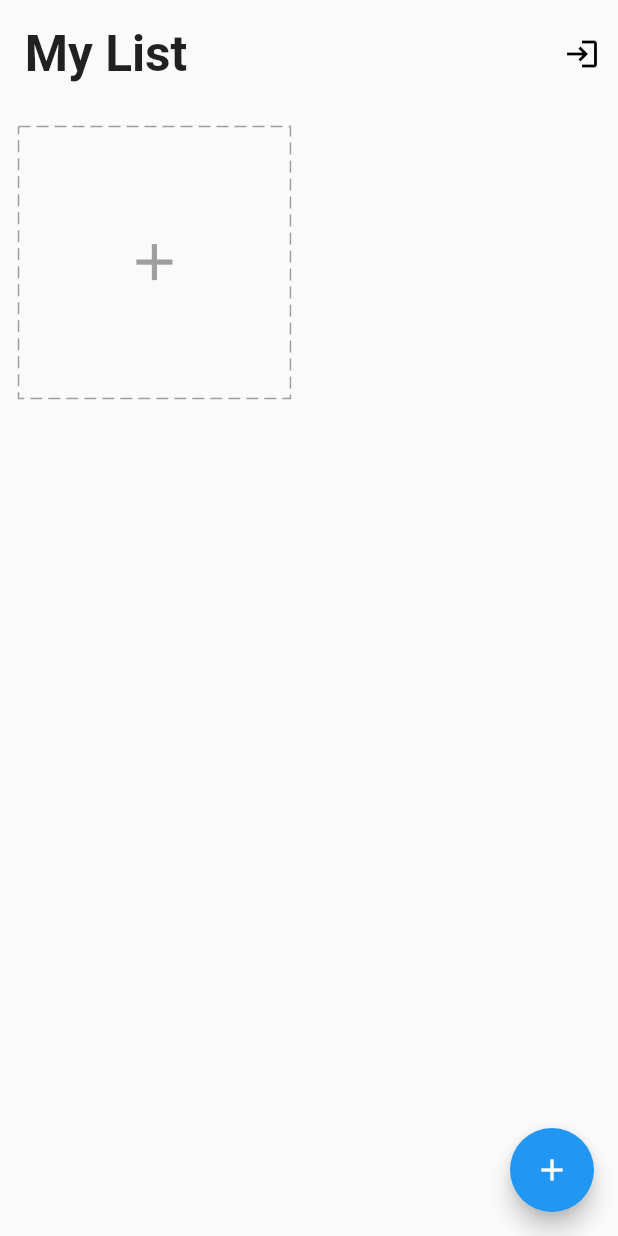
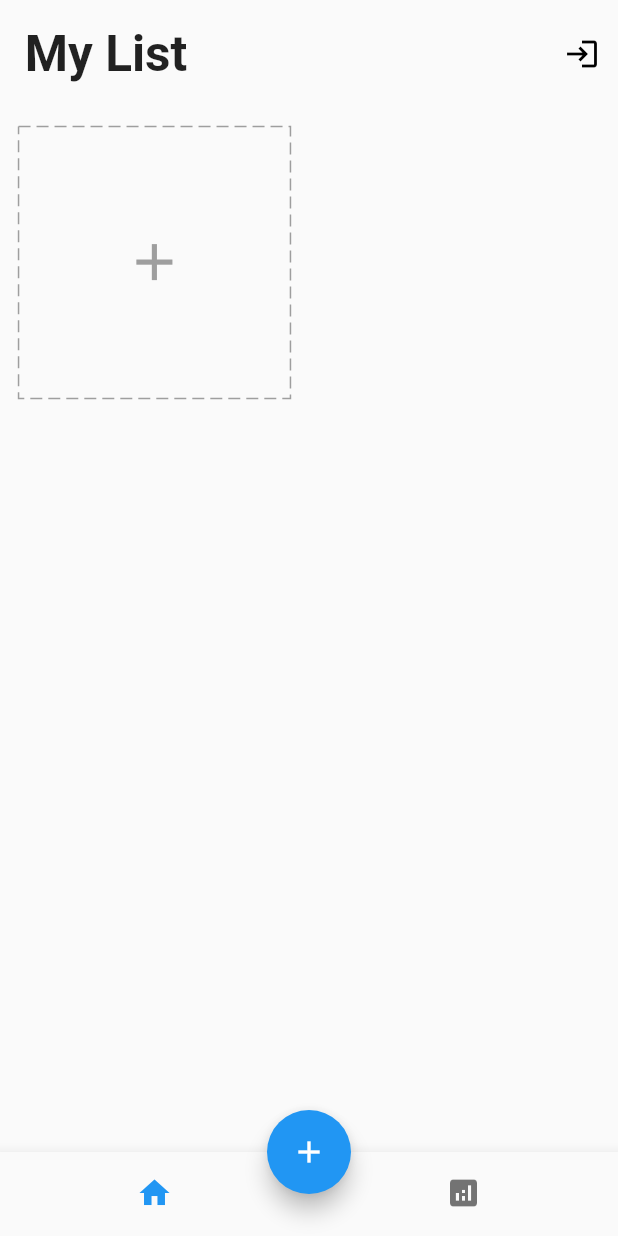
Before and after one commit to SaminYeaser/to_do, a Flutter app: the Home screen opened directly, after a tap on the "login" icon, after a tap on "SKIP", after a tap on "Get Started", on a phone screen of 412 x 824 dp. Run offline on Flutter 3.47's test engine with Material 2 defaults, Android fonts, the phone set to English and light mode, and no system bars; drawn by our look-alikes of dotted_border; our stand-ins replace equatable, flutter_easyloading, get, get_storage, hexcolor, smooth_page_indicator and 1 more; accounts and stored records are empty.

Commit message:
done todo list but not working

```diff
--- a/lib/app/data/models/task.dart
+++ b/lib/app/data/models/task.dart
@@ -2,38 +2,37 @@ import 'package:equatable/equatable.dart';
 import 'package:flutter/cupertino.dart';
 
 class Task extends Equatable{
-  final String? title;
-  final IconData? icon;
-  final Color? color;
-  final List<dynamic>? todos;
+   String? title;
+   IconData? icon;
+   Color? color;
+   List<dynamic>? todos;
 
-  const Task(
-      { this.title,
-       this.icon,
-       this.color, this.todos});
+   Task({ this.title,this.icon,this.color,this.todos});
 
-  Task copyWith(
-          {String? title, IconData? icon, Color? color, List<dynamic>? todos}) =>
-      Task(
+  Task copyWith({
+    String? title,
+    IconData? icon,
+    Color? color,
+    List<dynamic>? todos
+  }) =>Task(
           title: title ?? this.title,
           icon: icon ?? this.icon,
           color: color ?? this.color,
           todos: todos ?? this.todos);
 
-  factory Task.formJson(Map<String, dynamic> json) => Task(
+  factory Task.fromJson(Map<String, dynamic> json) => Task(
       title: json['title'],
       icon: json['icon'],
       color: json['color'],
       todos: json['todos']);
 
   Map<String, dynamic> toJson()=>{
-    'title':title,
-    'icon':icon,
-    'color':color,
-    'todos':todos,
+    'title': title,
+    'icon': icon,
+    'color' :color,
+    'todos': todos,
   };
 
   @override
-  // TODO: implement props
   List<Object?> get props => [title, icon, color];
 }
--- a/lib/app/data/providers/tasks/provider.dart
+++ b/lib/app/data/providers/tasks/provider.dart
@@ -10,7 +10,8 @@ class TaskProvider{
 
   List<Task> readTasks(){
     var tasks = <Task>[];
-    jsonDecode(_storageServices.read(taskKey).toString()).forEach((e)=> tasks.add(Task.formJson(e)));
+    jsonDecode(_storageServices.read(taskKey).toString()).forEach((e)=>
+        tasks.add(Task.fromJson(e)));
     return tasks;
   }
   void writeTasks(List<Task> tasks){
--- a/lib/app/data/service.dart
+++ b/lib/app/data/service.dart
@@ -1,3 +1,5 @@
+import 'dart:convert';
+
 import 'package:get/get.dart';
 import 'package:get_storage/get_storage.dart';
 import 'package:todo/app/core/utils/keys.dart';
@@ -6,7 +8,6 @@ class StorageServices extends GetxService{
   late GetStorage _box;
   Future<StorageServices> init() async{
     _box = GetStorage();
-    // await _box.write(taskKey,[]);
     await _box.writeIfNull(taskKey,[]);
     return this;
   }
@@ -14,6 +15,6 @@ class StorageServices extends GetxService{
     return _box.read(key);
   }
   void write(String key, dynamic value) async{
-    await _box.write(key, value);
+    await _box.write(key, jsonEncode(value));
   }
 }
--- a/lib/app/modules/details/view.dart
+++ b/lib/app/modules/details/view.dart
@@ -4,6 +4,7 @@ import 'package:get/get.dart';
 import 'package:step_progress_indicator/step_progress_indicator.dart';
 import 'package:todo/app/core/utils/extension.dart';
 import 'package:todo/app/modules/details/widgets/doing_list.dart';
+import 'package:todo/app/modules/details/widgets/done_list.dart';
 import 'package:todo/app/modules/home/controller.dart';
 
 class DetailsPage extends StatelessWidget {
@@ -117,7 +118,8 @@ class DetailsPage extends StatelessWidget {
               ),
             ),
             SizedBox(height: 50,),
-            DoingList()
+            DoingList(),
+            DoneList()
           ],
         ),
       ),
--- a/lib/app/modules/home/controller.dart
+++ b/lib/app/modules/home/controller.dart
@@ -16,10 +16,11 @@ class HomeController extends GetxController{
   final task = Rx<Task?>(null);
   final doingTodos = <dynamic>[].obs;
   final doneTodos = <dynamic>[].obs;
+  final tabIndex = 0.obs;
   @override
   void onInit() {
     tasks.assignAll(taskRepository.readTask()!);
-    ever(tasks, (_) => taskRepository.writeTask(tasks));
+    // ever(tasks, (_) => taskRepository.writeTask(tasks));
     super.onInit();
   }
 
@@ -32,6 +33,9 @@ class HomeController extends GetxController{
     chipIndex.value = value;
   }
 
+  void changetabIndex(int index){
+    tabIndex.value = index;
+  }
   bool updateTask(Task task, String title){
     var todos = task.todos ?? [];
     if(containeTodo(todos, title)){
@@ -83,6 +87,26 @@ class HomeController extends GetxController{
     tasks[oldIndex] = newTask;
     tasks.refresh();
   }
+  void deleteDoneTodo(dynamic doneTodo){
+    int index = doneTodos.indexWhere((element) => mapEquals<String, dynamic>(doneTodo, element));
+    doneTodos.removeAt(index);
+    doneTodos.refresh();
+  }
+
+  bool isTodosEmpty(Task task){
+    return task.todos == null || task.todos!.isEmpty;
+  }
+
+  int getDoneTodo(Task task){
+    var res = 0;
+    for(int i=1;i<task.todos!.length;i++){
+      if(task.todos![i]['done'] == true){
+        res += 1;
+      }
+    }
+    return res;
+  }
+
   bool containeTodo(List todos, String title){
     return todos.any((element) => element['title'] == title);
   }
@@ -106,11 +130,36 @@ class HomeController extends GetxController{
   bool addTask(Task task){
     if(tasks.contains(task)){
       return false;
+    }else{
+      tasks.add(task);
+      return true;
     }
-    tasks.add(task);
-    return true;
+
   }
   void deleteTask(Task task){
     tasks.remove(task);
   }
+
+  int getTotalTask(){
+    var res = 0;
+    for(int i=0;i<tasks.length;i++){
+      if(tasks[i].todos != null){
+        res += tasks[i].todos!.length;
+      }
+    }
+    return res;
+  }
+  int getTotalDoneTask(){
+    var res = 0;
+    for(int i=0;i<tasks.length;i++){
+      if(tasks[i].todos != null){
+        for(int j=0;j<tasks[i].todos!.length;j++){
+          if(tasks[i].todos![j]['done'] == true){
+            res += 1;
+          }
+        }
+      }
+    }
+    return res;
+  }
 }
--- a/lib/app/modules/home/view.dart
+++ b/lib/app/modules/home/view.dart
@@ -3,86 +3,124 @@ import 'package:flutter_easyloading/flutter_easyloading.dart';
 import 'package:get/get.dart';
 import 'package:get_storage/get_storage.dart';
 import 'package:todo/app/data/models/task.dart';
+import 'package:todo/app/data/service.dart';
 import 'package:todo/app/modules/home/controller.dart';
 import 'package:todo/app/modules/home/widget/add_card.dart';
 import 'package:todo/app/modules/home/widget/add_dialog.dart';
 import 'package:todo/app/modules/home/widget/task_cart.dart';
+import 'package:todo/app/modules/report/report_page.dart';
 import 'package:todo/onboarding.dart';
 import 'package:todo/app/core/utils/extension.dart';
+
 class Home extends GetView<HomeController> {
+  // final storageService = Get.put(StorageServices());
   Home({Key? key}) : super(key: key);
   final _onBoarding = GetStorage('onBoarding');
+
   @override
   Widget build(BuildContext context) {
     return Scaffold(
       resizeToAvoidBottomInset: true,
-      body: SafeArea(
+
+      body: Obx(()=> IndexedStack(
+          index: controller.tabIndex.value,
+          children: [
+            SafeArea(
             child: ListView(
               children: [
                 Row(
                   mainAxisAlignment: MainAxisAlignment.spaceBetween,
                   children: [
                     Padding(
-                  padding:  EdgeInsets.all(4.0.wp),
-                  child: Text('My List', style: TextStyle(
-                    fontSize: 24.0.sp,
-                    fontWeight: FontWeight.bold
-                  ),),
+                      padding: EdgeInsets.all(4.0.wp),
+                      child: Text(
+                        'My List',
+                        style: TextStyle(
+                            fontSize: 24.0.sp, fontWeight: FontWeight.bold),
+                      ),
                     ),
                     IconButton(
-                    onPressed: (){
+                        onPressed: () {
                           _onBoarding.write('onBoarding', true);
-                      Navigator.of(context).pushReplacement(
-                          MaterialPageRoute(builder: (context)=> const Onboarding())
-                      );
+                          Navigator.of(context).pushReplacement(MaterialPageRoute(
+                              builder: (context) => const Onboarding()));
                         },
-                    icon: const Icon(Icons.login, color: Colors.black,))
+                        icon: const Icon(
+                          Icons.login,
+                          color: Colors.black,
+                        ))
                   ],
                 ),
-            Obx(()=>GridView.count(
+                GridView.count(
                   crossAxisCount: 2,
                   shrinkWrap: true,
                   physics: const ClampingScrollPhysics(),
                   children: [
-                ...controller.tasks.map((element) =>
-                    LongPressDraggable(
+                    ...controller.tasks
+                        .map((element) => LongPressDraggable(
                         data: element,
-                      onDragStarted: ()=>controller.changeDeleting(true),
-                      onDraggableCanceled: (_,__)=>controller.changeDeleting(false),
-                      onDragEnd: (_)=>controller.changeDeleting(false),
+                        onDragStarted: () =>
+                            controller.changeDeleting(true),
+                        onDraggableCanceled: (_, __) =>
+                            controller.changeDeleting(false),
+                        onDragEnd: (_) => controller.changeDeleting(false),
                         feedback: Opacity(
                           opacity: .8,
                           child: TaskCard(task: element),
                         ),
-                        child: TaskCard(task: element))).toList(),
+                        child: TaskCard(task: element)))
+                        .toList(),
                     AddCard()
                   ],
-            ))
+                )
               ],
-        ),),
+            ),
+          ),
+            ReportPage()
+          ],
+        ),
+      ),
+      floatingActionButtonLocation: FloatingActionButtonLocation.centerDocked,
       floatingActionButton: DragTarget<Task>(
-
-        builder: (_,__,___){
-          return Obx(()=>
-              FloatingActionButton(
-                backgroundColor: controller.deleteing.value ? Colors.red : Colors.blue,
-                onPressed: (){
-                  if(controller.tasks.isNotEmpty){
-                    Get.to(AddDialog(),transition: Transition.downToUp);
-                  }else{
+        builder: (_, __, ___) {
+          return Obx(
+            () => FloatingActionButton(
+              backgroundColor:
+                  controller.deleteing.value ? Colors.red : Colors.blue,
+              onPressed: () {
+                if (controller.tasks.isNotEmpty) {
+                  Get.to(AddDialog(), transition: Transition.downToUp);
+                } else {
                   EasyLoading.showInfo('Please create a Task Type');
                 }
               },
-                child: Icon( controller.deleteing.value ? Icons.delete : Icons.add),
+              child:
+                  Icon(controller.deleteing.value ? Icons.delete : Icons.add),
             ),
           );
         },
-        onAccept: (Task task){
-          print(task);
+        onAccept: (Task task) {
           controller.deleteTask(task);
           EasyLoading.showSuccess('Delete Successfull');
         },
       ),
+      bottomNavigationBar: Obx(()=> BottomNavigationBar(
+          onTap: (int index) => controller.changetabIndex(index),
+          currentIndex: controller.tabIndex.value,
+          showSelectedLabels: false,
+          showUnselectedLabels: false,
+          items: const [
+            BottomNavigationBarItem(
+                icon: Icon(Icons.home),
+                label: 'Home'
+            ),
+            BottomNavigationBarItem(
+                icon: Icon(Icons.analytics),
+                label: 'Report'
+            )
+          ],
+        ),
+      ),
     );
   }
 }
--- a/lib/app/modules/home/widget/add_card.dart
+++ b/lib/app/modules/home/widget/add_card.dart
@@ -1,3 +1,5 @@
+import 'dart:convert';
+
 import 'package:dotted_border/dotted_border.dart';
 import 'package:flutter/material.dart';
 import 'package:flutter_easyloading/flutter_easyloading.dart';
--- a/lib/app/modules/home/widget/task_cart.dart
+++ b/lib/app/modules/home/widget/task_cart.dart
@@ -36,8 +36,8 @@ class TaskCard extends StatelessWidget {
           crossAxisAlignment: CrossAxisAlignment.start,
           children: [
             StepProgressIndicator(
-              totalSteps: 100,
-              currentStep: 80,
+              totalSteps: homeController.isTodosEmpty(task) ? 1: task.todos!.length,
+              currentStep: homeController.isTodosEmpty(task) ? 0: homeController.getDoneTodo(task),
               size: 5,
               padding: 0,
               selectedGradientColor: LinearGradient(
--- /dev/null
+++ b/lib/app/modules/report/report_page.dart
@@ -0,0 +1,104 @@
+import 'package:flutter/material.dart';
+import 'package:get/get.dart';
+import 'package:step_progress_indicator/step_progress_indicator.dart';
+import 'package:todo/app/core/utils/extension.dart';
+import 'package:todo/app/modules/home/controller.dart';
+import 'package:intl/intl.dart';
+class ReportPage extends StatelessWidget {
+  final homeController = Get.find<HomeController>();
+   ReportPage({Key? key}) : super(key: key);
+
+  @override
+  Widget build(BuildContext context) {
+    return Scaffold(
+      body: SafeArea(
+        child: Obx((){
+          var createdTask = homeController.getTotalTask();
+          var completedTask = homeController.getTotalDoneTask();
+          var liveTask = createdTask - completedTask;
+          var percentageWork =(completedTask / createdTask * 100).toStringAsFixed(0);
+          return Padding(
+            padding:  EdgeInsets.all(8.0.sp),
+            child: ListView(
+              children: [
+                Text('Task Report', style: TextStyle(
+                  fontSize: 24.0.sp, fontWeight: FontWeight.bold
+                ),),
+                Text(DateFormat.yMMMMd().format(DateTime.now()),style: TextStyle(
+                  fontSize: 14.0.sp,
+                  color: Colors.grey
+                ),),
+                SizedBox(height: 5,),
+                Divider(thickness: 2,),
+                Row(
+                  mainAxisAlignment: MainAxisAlignment.spaceBetween,
+                  children: [
+                    Column(
+                      children: [
+                        Padding(
+                          padding: const EdgeInsets.symmetric(vertical: 5.0),
+                          child: Text('$liveTask',style: TextStyle(color: Colors.grey)),
+                        ),
+                        const Text('Live Tasks'),
+                      ],
+                    ),
+                    Column(
+                      children: [
+                        Padding(
+                          padding: const EdgeInsets.symmetric(vertical: 5.0),
+                          child: Text('$completedTask',style: TextStyle(color: Colors.grey)),
+                        ),
+                        const Text('Completed Tasks'),
+                      ],
+                    ),
+                    Column(
+                      children: [
+                        Padding(
+                          padding: const EdgeInsets.symmetric(vertical: 5.0),
+                          child: Text('$createdTask',style: TextStyle(color: Colors.grey)),
+                        ),
+                        Text('Created Tasks',),
+                      ],
+                    )
+                  ],
+                ),
+                SizedBox(height: 50,),
+                Center(
+                  child: UnconstrainedBox(
+                    child: SizedBox(
+                      width: 70.0.wp,
+                      height: 70.0.wp,
+                      child: CircularStepProgressIndicator(
+                        totalSteps: createdTask == 0 ? 1: createdTask,
+                        currentStep: completedTask,
+                        stepSize: 20,
+                        selectedColor: Colors.green,
+                        unselectedColor: Colors.grey[200],
+                        padding: 0,
+                        width: 150,
+                          height: 150,
+                        selectedStepSize: 22,
+                        roundedCap: (_,__)=>true,
+                        child: Column(
+                          mainAxisAlignment: MainAxisAlignment.center,
+                          children: [
+                            Text('${createdTask == 0 ? 0 : percentageWork} %',style: TextStyle(
+                              fontSize: 20.0.sp,
+                              fontWeight: FontWeight.bold
+                            ),),
+                            SizedBox(height: 5,),
+                            const Text('Efficiency',style: TextStyle(color: Colors.grey),)
+                          ],
+                        ),
+                      ),
+                    ),
+                  ),
+                )
+              ],
+            ),
+          );
+        }),
+      ),
+    );
+  }
+}
--- a/lib/main.dart
+++ b/lib/main.dart
@@ -9,6 +9,7 @@ import 'onboarding.dart';
 
 void main()async {
   await GetStorage.init();
+  await GetStorage.init('onBoarding');
   await Get.putAsync(() => StorageServices().init());
   runApp( MyApp());
 }
@@ -19,15 +20,18 @@ class MyApp extends StatelessWidget {
   @override
   Widget build(BuildContext context) {
     return GetMaterialApp(
-      initialBinding: HomeBinding(),
+
       debugShowCheckedModeBanner: false,
       title: 'To Do Application',
       theme: ThemeData(
         primarySwatch: Colors.blue,
       ),
-      home: onBoardingSituation.read('onBoarding') == false ?
-       Home() :  const Onboarding(),
+      home:
+      // onBoardingSituation.read('onBoarding') == false ?
+       Home() ,
+          // :  const Onboarding(),
       builder: EasyLoading.init(),
+      initialBinding: HomeBinding(),
     );
   }
 }
--- a/pubspec.yaml
+++ b/pubspec.yaml
@@ -42,6 +42,7 @@ dependencies:
   flutter_easyloading: ^3.0.5
   hexcolor: 2.0.7
   step_progress_indicator: ^1.0.1
+  intl: ^0.17.0
 
 dev_dependencies:
   flutter_test:
```
Also changed, not shown: lib/app/modules/details/widgets/done_list.dart (added, +56 -0 lines), pubspec.lock. Lines whose indentation alone changed are shown as unchanged.
